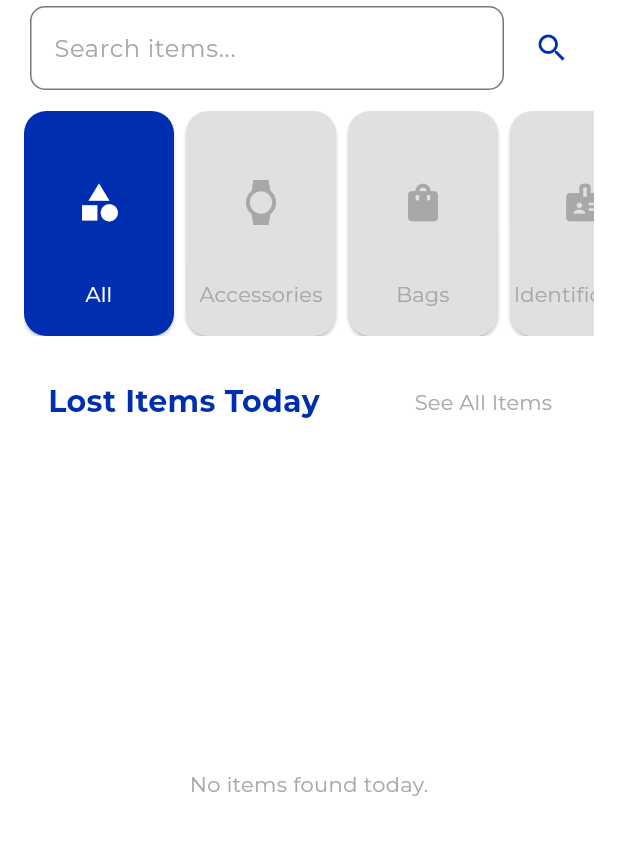
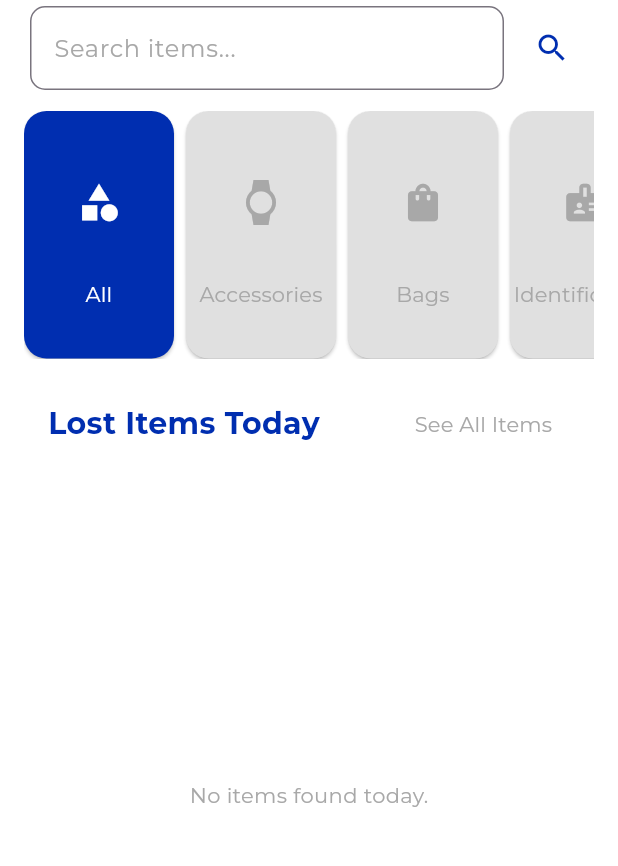
Before and after one commit to isabellelbgn/campuslostandfound, a Flutter app: the screen it shows once a user with an empty profile is signed in, on a phone screen of 412 x 824 dp, the part 105-971 px from its top. Run offline on Flutter 3.47's test engine with Material 3 defaults, Android fonts, the phone set to English and light mode, and no system bars; drawn by our look-alikes of auto_size_text; our stand-ins replace cloud_firestore, firebase_auth, firebase_core, flutter_spinkit, font_awesome_flutter, google_sign_in; missing offline and left inert: blobs; accounts and stored records are empty; network calls fail.

Commit message:
fix: adjust height of container to prevent overflow

```diff
--- a/lib/components/category_filter.dart
+++ b/lib/components/category_filter.dart
@@ -62,7 +62,7 @@ class CategoryFilter extends StatelessWidget {
       padding: const EdgeInsets.only(right: 8.0),
       child: SizedBox(
         width: 100,
-        height: 150,
+        height: 165,
         child: ElevatedButton(
           onPressed: () {
             onCategorySelected(category);
```
